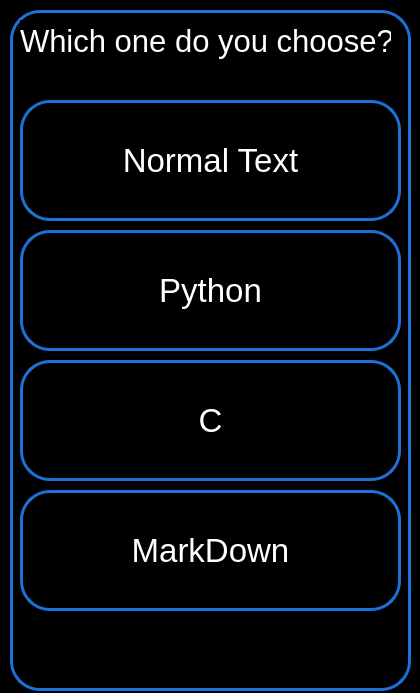
Old version of the form UI/Dialog/Cho.ui in the repository AliAnbarloo/Xnotepad.
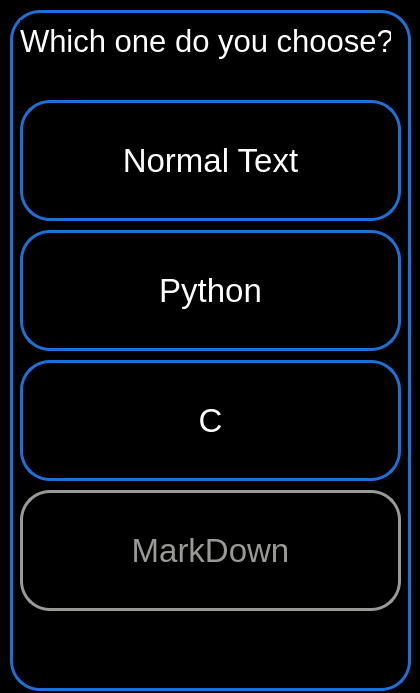
New version of the form.

```diff
--- a/UI/Dialog/Cho.ui
+++ b/UI/Dialog/Cho.ui
@@ -142,9 +142,9 @@
    </property>
    <property name="styleSheet">
     <string notr="true">border-radius: 30px;
-border: 3px solid rgb(28, 113, 216);
+border: 3px solid rgb(154, 153, 150);
 text-align: center;
-</string>
+color: rgb(154, 153, 150);</string>
    </property>
    <property name="text">
     <string>MarkDown</string>
```
